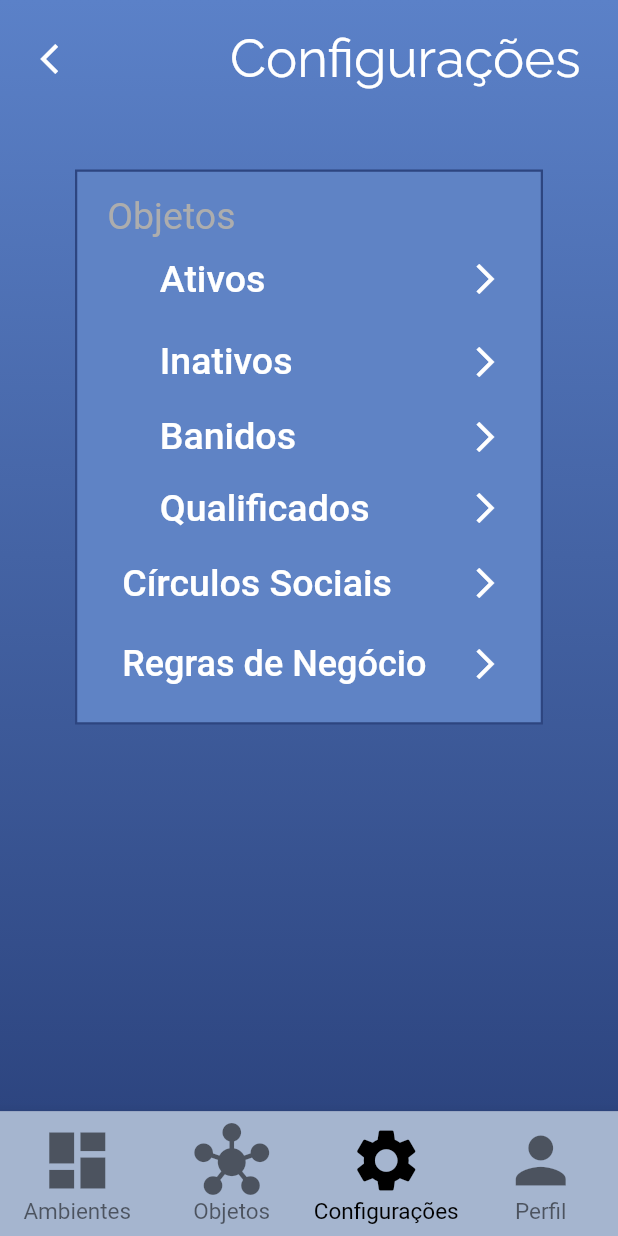
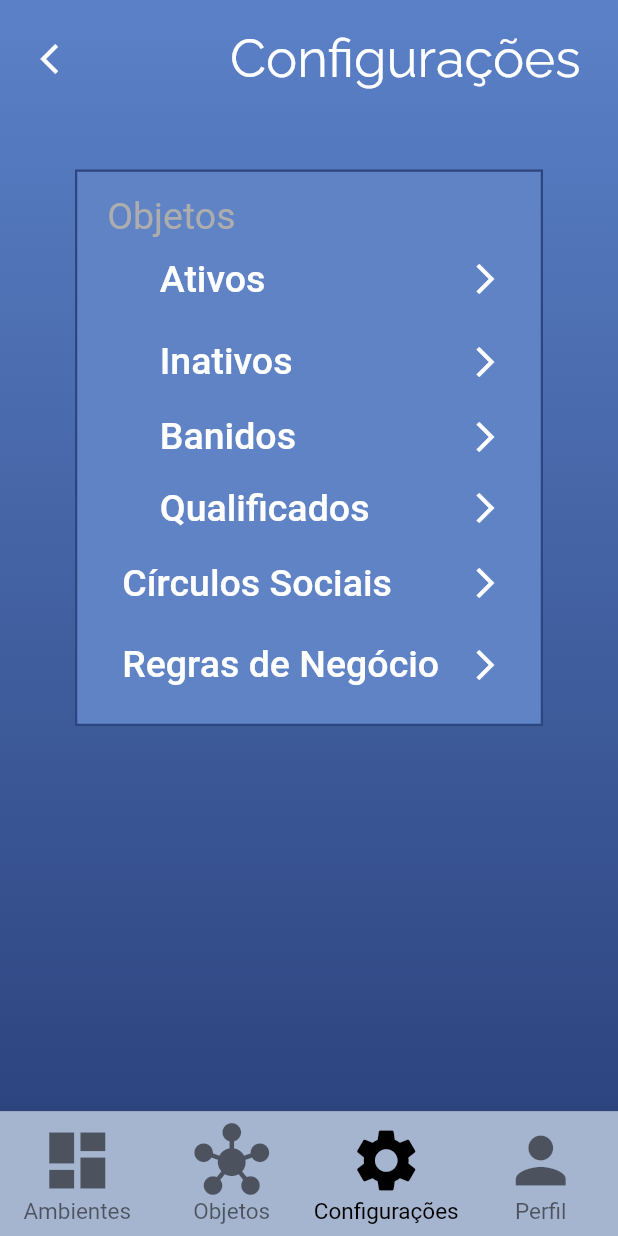
Before and after one commit to LUPSSIoT/VISO_APP, a Flutter app: the screen it shows after launch, item 3 of the bottom bar chosen, on a phone screen of 412 x 824 dp. Run offline on Flutter 3.47's test engine with Material 2 defaults, Android fonts, the phone set to English and light mode, and no system bars.

Commit message:
modified:   lib/main.dart

```diff
--- a/lib/main.dart
+++ b/lib/main.dart
@@ -217,7 +217,7 @@ class AppState extends State<App> {
                         Text('Regras de Negócio',
                             style:
                                 //mudei o tamanho (24), n vi diferença, 25 passa da borda
-                                TextStyle(color: Colors.white, fontSize: 24)),
+                                TextStyle(color: Colors.white, fontSize: 25)),
                         Icon(Icons.arrow_forward_ios, color: Colors.white),
                       ],
                     ),
```
